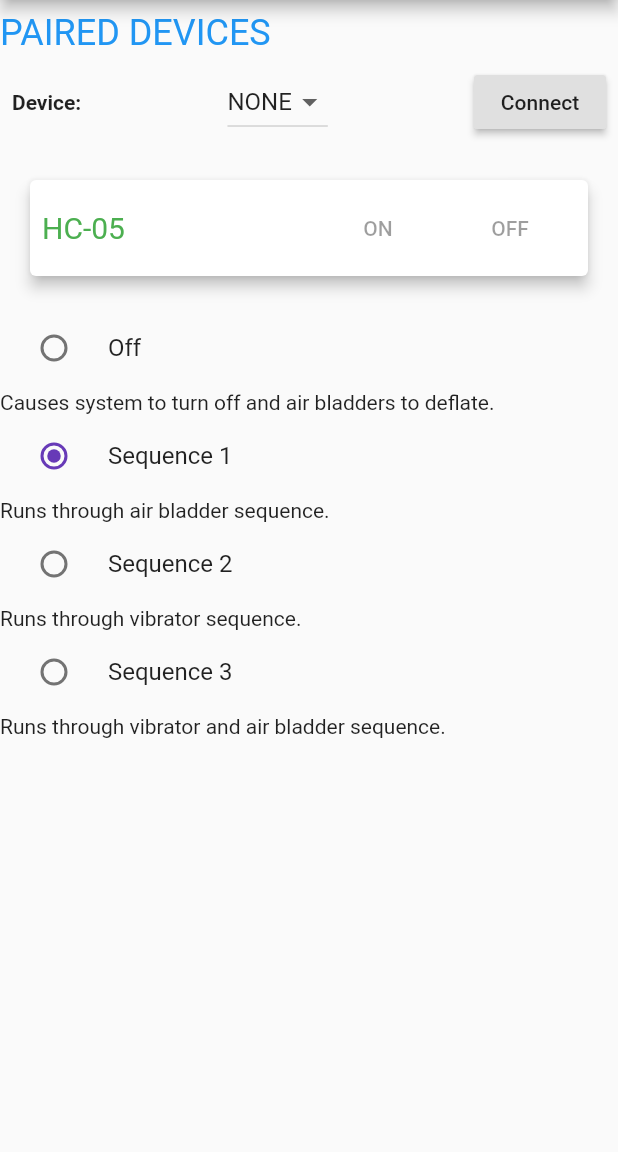
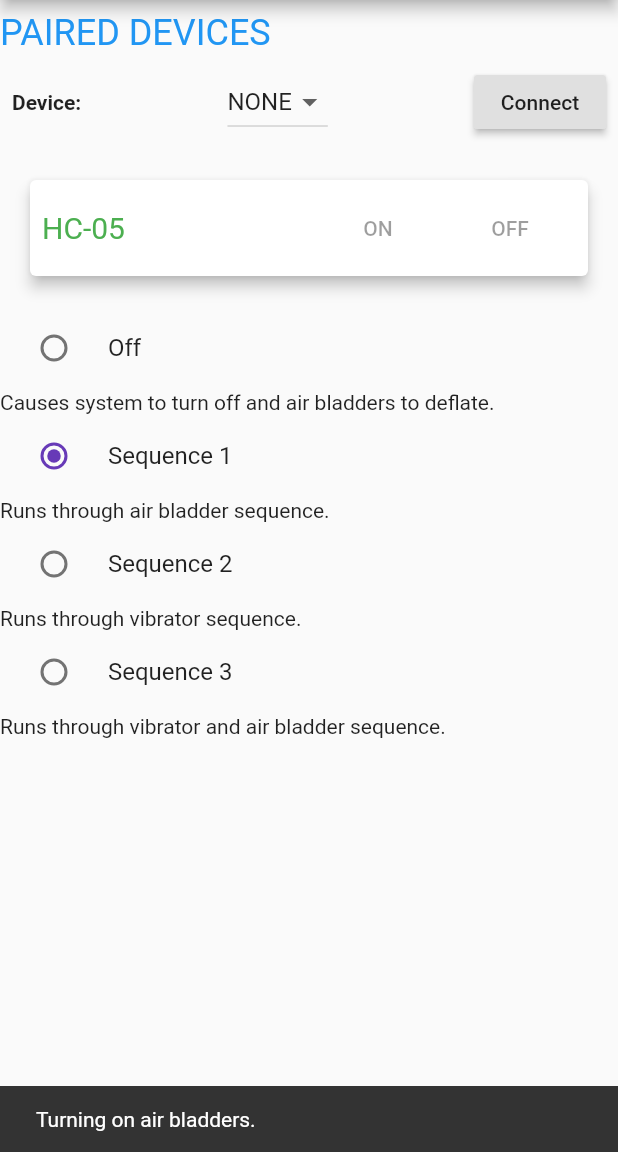
Before and after one commit to coopyey/massage-boot-app, a Flutter app: the screen it shows after launch, after a tap on "Sequence 1", on a phone screen of 412 x 824 dp, the part 84-1236 px from its top. Run offline on Flutter 3.47's test engine with Material 2 defaults, Android fonts, the phone set to English and light mode, and no system bars; our stand-ins replace flutter_bluetooth_serial.

```diff
--- a/lib/main.dart
+++ b/lib/main.dart
@@ -93,7 +93,7 @@ class _BluetoothAppState extends State<BluetoothApp> {
           title: Text("Massage Boot Control"), //app title
           backgroundColor: Colors.deepPurple,
         ),
-        //Menu for navigating pages - commented out for semester 1, left for example
+        //Menu for navigating pages - commented out for semester 1, left for example (menu)
         /* drawer: new Drawer(
           child: ListView(
             children: <Widget>[
@@ -178,20 +178,9 @@ class _BluetoothAppState extends State<BluetoothApp> {
                   ),
                 ),
               ),
-              /*Expanded(
-                child: Padding(
-                  padding: const EdgeInsets.all(20),
-                  child: Center(
-                    child: Text(
-                      "NOTE: If you cannot find the device in the list, please turn on bluetooth and pair the device by going to the bluetooth settings",
-                      style: TextStyle(
-                          fontSize: 15,
-                          fontWeight: FontWeight.bold,
-                          color: Colors.red),
-                    ),
-                  ),
-                ),
-              ) */
+              //Due to the on/off block for now I am doing index+2
+              //Sequence 0 = 2; Sequence 1 = 3; Sequence 2 = 4; Sequence 3 = 5.
+
               //Sequence 0 block
               new RadioListTile<Sequencing>(
                 title: const Text('Off'),
@@ -199,7 +188,8 @@ class _BluetoothAppState extends State<BluetoothApp> {
                 groupValue: _sequence,
                 onChanged: (Sequencing value) => setState(() /* => _sequence = value),*/ {
                   _sequence = value;
-                  print(value.index);
+                  bluetooth.write((value.index+2).toString());
+                  show("Stopping current sequence.");
                 }),
                 activeColor: Colors.deepPurple
               ),
@@ -211,7 +201,8 @@ class _BluetoothAppState extends State<BluetoothApp> {
                 groupValue: _sequence,
                 onChanged: (Sequencing value) => setState(() {
                   _sequence = value;
-                  print(value.index);
+                  bluetooth.write((value.index+2).toString());
+                  show("Turning on air bladders.");
                 }),
                 activeColor: Colors.deepPurple,
               ),
@@ -223,7 +214,8 @@ class _BluetoothAppState extends State<BluetoothApp> {
                 groupValue: _sequence,
                 onChanged: (Sequencing value) => setState(() {
                   _sequence = value;
-                  print(value.index);
+                  bluetooth.write((value.index+2).toString());
+                  show("Turning on vibration disks.");
                 }),
                 activeColor: Colors.deepPurple,
               ),
@@ -235,7 +227,8 @@ class _BluetoothAppState extends State<BluetoothApp> {
                 groupValue: _sequence,
                 onChanged: (Sequencing value) => setState(() {
                   _sequence = value;
-                  print(value.index);
+                  bluetooth.write((value.index+2).toString());
+                  show("Turning on air bladders and vibration disks.");
                 }),
                 activeColor: Colors.deepPurple,
               ),
```
